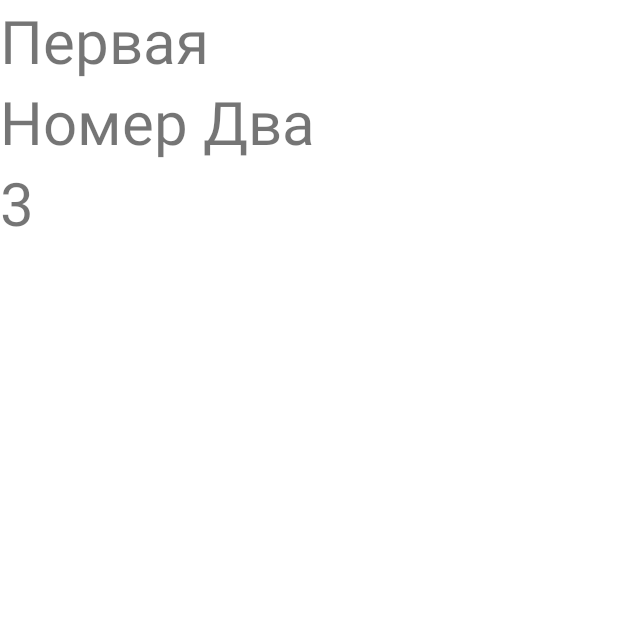
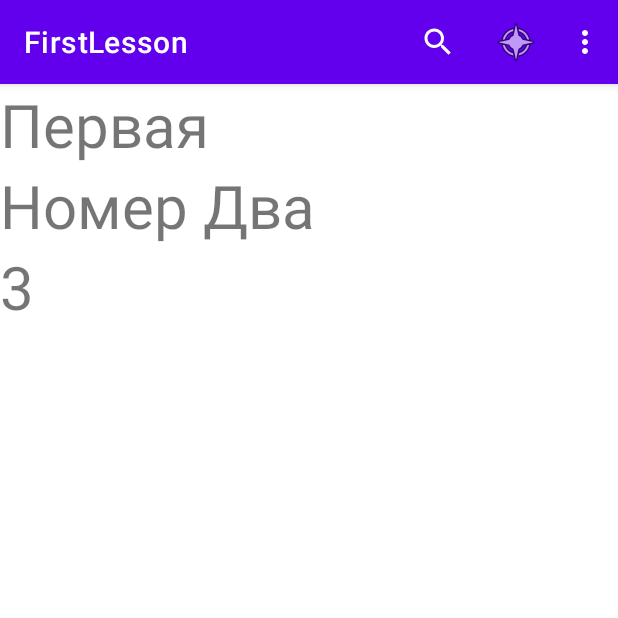
Before and after one commit to tatarintsevvv/android_lessons, an Android app: the screen it shows after launch (MainActivity), on a phone screen of 412 x 824 dp, the top half of it. Run offline under Robolectric (Android 15) with nearby library versions, the light colour scheme and no system bars.

Commit message:
Добавлен код для отображения тулбара и правого меню

```diff
--- a/app/src/main/java/info/tatarintsev/firstlesson/MainActivity.java
+++ b/app/src/main/java/info/tatarintsev/firstlesson/MainActivity.java
@@ -24,7 +24,7 @@ public class MainActivity extends AppCompatActivity {
     @Override
     protected void onCreate(Bundle savedInstanceState) {
         super.onCreate(savedInstanceState);
-        setContentView(R.layout.content_main);
+        setContentView(R.layout.activity_main);
         // немного хардкода
         m_notices = new NoticeData[3];
         String[] titles = getResources().getStringArray(R.array.title);
```
